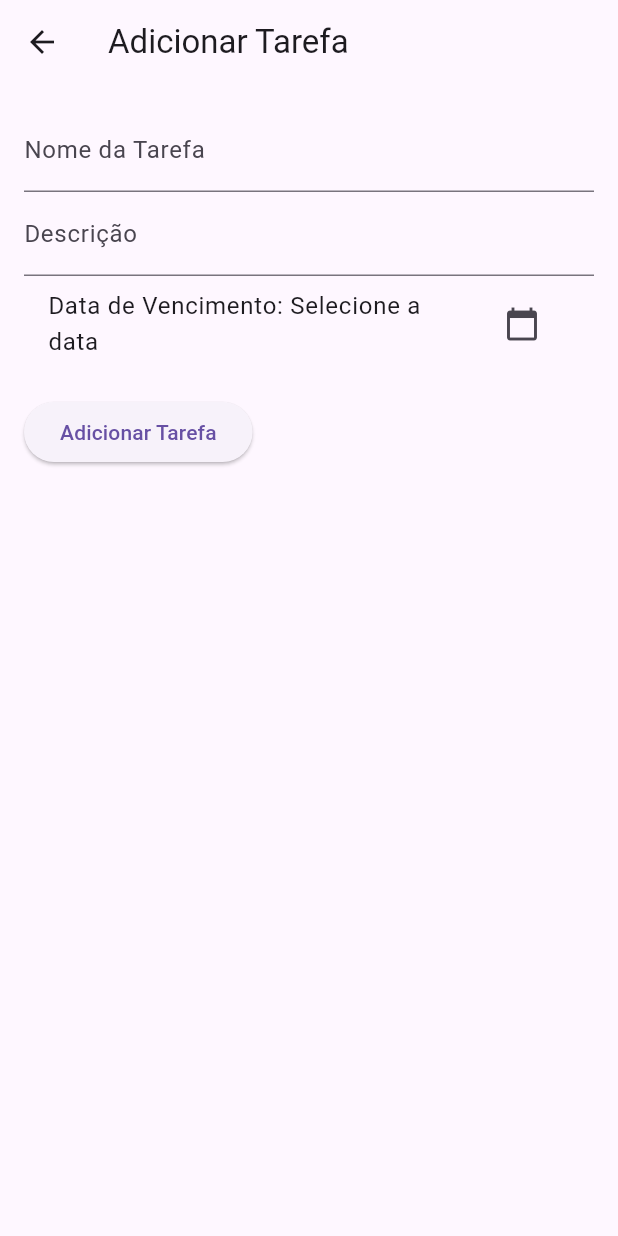
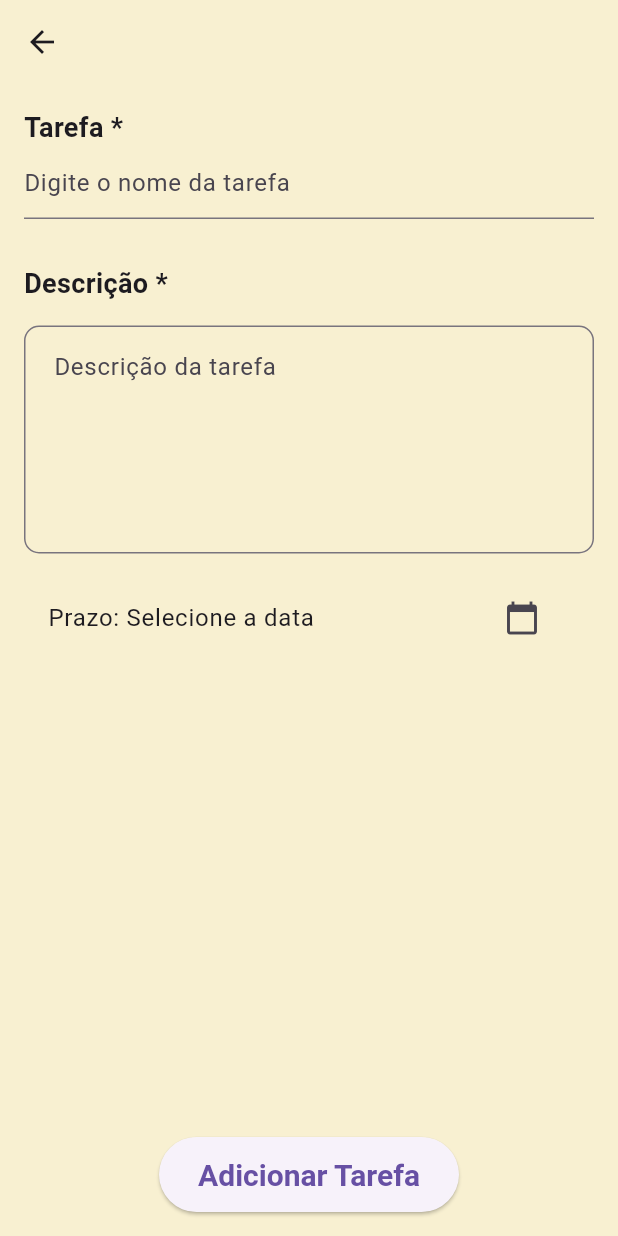
Before and after one commit to thauan12/lista_de_tarefas, a Flutter app: the screen it shows after launch, after a tap on the "add" icon, on a phone screen of 412 x 824 dp. Run offline on Flutter 3.47's test engine with Material 3 defaults, Android fonts, the phone set to English and light mode, and no system bars; our stand-ins replace cloud_firestore, firebase_core, font_awesome_flutter, google_nav_bar; accounts and stored records are empty.

Commit message:
Ajustes no aplicativo

```diff
--- a/StudioProjects/lista_de_tarefas/lib/controller/homepageControler.dart
+++ b/StudioProjects/lista_de_tarefas/lib/controller/homepageControler.dart
@@ -1,7 +1,7 @@
 import 'package:flutter/material.dart';
-import 'package:lista_de_tarefas/view/pages/task_completadas.dart';
 import 'package:lista_de_tarefas/view/pages/tarefasincompletasPage.dart';
 import '../model/task.dart' as MyTask;
+import '../view/pages/tarefascompletasPage.dart';
 
 final List<MyTask.Task> tasks = [];
 
--- a/StudioProjects/lista_de_tarefas/lib/view/pages/addtarefasPage.dart
+++ b/StudioProjects/lista_de_tarefas/lib/view/pages/addtarefasPage.dart
@@ -20,24 +20,52 @@ class _AddTarefaPageState extends State<AddTarefaPage> {
   Widget build(BuildContext context) {
     return Scaffold(
       appBar: AppBar(
-        title: Text('Adicionar Tarefa'),
+        backgroundColor: const Color.fromRGBO(240, 230, 140, 0.4),
       ),
-      body: Padding(
+      body: Container(
+        color: const Color.fromRGBO(240, 230, 140, 0.4),
         padding: const EdgeInsets.all(16.0),
         child: Column(
-          crossAxisAlignment: CrossAxisAlignment.start,
+          crossAxisAlignment: CrossAxisAlignment.start, // Define o alinhamento à esquerda
           children: [
+            Text(
+              'Tarefa *',
+              style: TextStyle(
+                fontSize: 18,
+                fontWeight: FontWeight.bold,
+
+              ),
+            ),
             TextField(
               controller: nomeController,
-              decoration: InputDecoration(labelText: 'Nome da Tarefa'),
+              decoration: InputDecoration(
+                hintText: 'Digite o nome da tarefa',
               ),
+            ),
+            SizedBox(height: 30),
+            Text(
+              'Descrição *',
+              style: TextStyle(
+                fontSize: 18,
+                fontWeight: FontWeight.bold,
+              ),
+            ),
+            SizedBox(height: 15),
             TextField(
               controller: descricaoController,
-              decoration: InputDecoration(labelText: 'Descrição'),
+              maxLines: 5,
+              decoration: InputDecoration(
+                hintText: 'Descrição da tarefa',
+                contentPadding: EdgeInsets.all(16.0),
+                border: OutlineInputBorder(
+                  borderRadius: BorderRadius.circular(10.0),
                 ),
+              ),
+            ),
+            SizedBox(height: 15), // Adicione um espaço entre os campos
             ListTile(
               title: Text(
-                'Data de Vencimento: ${dataVencimento != null ? dataVencimento.toString().split(' ')[0] : "Selecione a data"}',
+                'Prazo: ${dataVencimento != null ? dataVencimento.toString().split(' ')[0] : "Selecione a data"}',
               ),
               trailing: IconButton(
                 icon: Icon(Icons.calendar_today),
@@ -57,10 +85,13 @@ class _AddTarefaPageState extends State<AddTarefaPage> {
                 },
               ),
             ),
-            SizedBox(height: 16),
-            ElevatedButton(
+            Expanded(
+              child: Align(
+                alignment: Alignment.bottomCenter,
+                child: ElevatedButton(
                   onPressed: () {
-                // Adicione a lógica para criar a nova tarefa aqui
+                    if (nomeController.text.isNotEmpty &&
+                        descricaoController.text.isNotEmpty) {
                       final taskController = TaskController();
                       taskController.addTask(
                         widget.tasks,
@@ -68,10 +99,22 @@ class _AddTarefaPageState extends State<AddTarefaPage> {
                         descricaoController.text,
                         dataVencimento ?? DateTime.now(),
                       );
-                // Após adicionar a tarefa, você pode retornar à tela anterior
                       Navigator.of(context).pop();
+                    } else {
+                      ScaffoldMessenger.of(context).showSnackBar(
+                        SnackBar(
+                          content: Text('Por favor, preencha todos os campos obrigatórios.'),
+                        ),
+                      );
+                    }
                   },
+                  style: ElevatedButton.styleFrom(
+                    minimumSize: Size(200, 50),
+                    textStyle: TextStyle(fontSize: 20, fontWeight: FontWeight.bold, color: Colors.black),
+                  ),
                   child: Text('Adicionar Tarefa'),
+                ),
+              ),
             ),
           ],
         ),
--- a/StudioProjects/lista_de_tarefas/lib/view/pages/tarefasincompletasPage.dart
+++ b/StudioProjects/lista_de_tarefas/lib/view/pages/tarefasincompletasPage.dart
@@ -1,6 +1,7 @@
 import 'package:flutter/material.dart';
 import 'package:lista_de_tarefas/model/task.dart' as MyTask;
 import 'package:lista_de_tarefas/controller/task_controller.dart';
+import '../widgets/card_tasks.dart';
 import 'addtarefasPage.dart';
 
 class IncompleteTasksPage extends StatelessWidget {
@@ -23,15 +24,18 @@ class IncompleteTasksPage extends StatelessWidget {
     }
 
     return Scaffold(
-        body: ListView.builder(
+        body: Padding(
+          padding: const EdgeInsets.fromLTRB(15, 20, 15, 20),
+          child: ListView.builder(
                 itemCount: incompleteTasks.length,
                 itemBuilder: (context, index) {
           final task = incompleteTasks[index];
-        return ListTile(
-          title: Text(task.nome),
-          subtitle: Text(task.descricao),
+          return Padding(
+            padding: const EdgeInsets.only(bottom: 10),
+            child: CardTasks(task: task),
           );
                 },
+              ),
         ),
       floatingActionButton: FloatingActionButton(
         onPressed: addTask,
--- a/StudioProjects/lista_de_tarefas/lib/view/widgets/appBar.dart
+++ b/StudioProjects/lista_de_tarefas/lib/view/widgets/appBar.dart
@@ -14,7 +14,7 @@ class _CustomAppBarState extends State<CustomAppBar> {
   @override
   Widget build(BuildContext context) {
     return AppBar(
-      backgroundColor: const Color(0xFF006060),
+      backgroundColor: Colors.blueGrey,
       title: const Text(
         'Minhas Tarefas',
         style: TextStyle(
@@ -23,8 +23,8 @@ class _CustomAppBarState extends State<CustomAppBar> {
           color: Colors.white,
         ),
       ),
-      centerTitle: true,
-      actions: [
+      centerTitle: true
+      /*actions: [
         IconButton(
           icon: const Icon(
             Icons.logout,
@@ -34,7 +34,7 @@ class _CustomAppBarState extends State<CustomAppBar> {
             //Autenticacao().logout(context);
           },
         ),
-      ],
+      ],*/
     );
   }
 }
--- a/StudioProjects/lista_de_tarefas/pubspec.yaml
+++ b/StudioProjects/lista_de_tarefas/pubspec.yaml
@@ -39,10 +39,12 @@ dependencies:
   firebase_core: ^2.17.0
   firebase_auth: ^4.10.1
   firebase_storage: ^11.2.8
+  cloud_firestore: ^4.11.0
 
   font_awesome_flutter: ^10.5.0
   google_nav_bar: ^5.0.6
   provider: ^6.0.5
+  intl: ^0.18.1
 
 dev_dependencies:
   flutter_test:
```
Also changed, not shown: StudioProjects/lista_de_tarefas/lib/controller/task_controller.dart (+14 -14 lines), StudioProjects/lista_de_tarefas/lib/view/pages/detalheTarefa.dart (added, +115 -0 lines), StudioProjects/lista_de_tarefas/lib/view/pages/tarefascompletasPage.dart (+30 -0 lines), StudioProjects/lista_de_tarefas/lib/view/pages/task_completadas.dart (deleted, +0 -30 lines), StudioProjects/lista_de_tarefas/lib/view/widgets/card_tasks.dart (added, +56 -0 lines), StudioProjects/lista_de_tarefas/pubspec.lock, 1 other file. Lines whose indentation alone changed are shown as unchanged.
